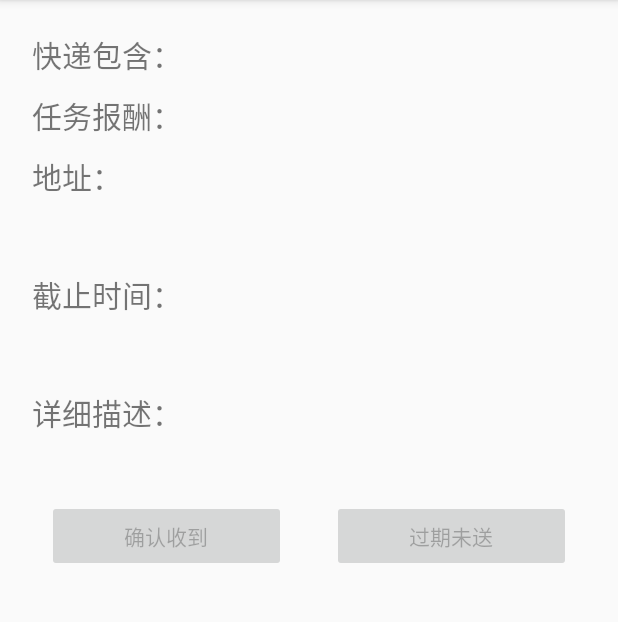
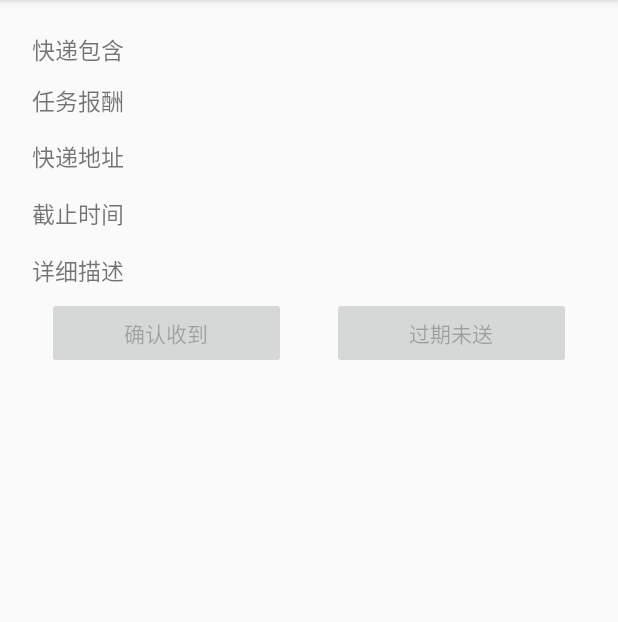
Before and after one commit to JamieTse/express, an Android app: the ViewDetailActivity screen opened directly, with no data from a screen before it, on a phone screen of 412 x 824 dp, the part 84-706 px from its top. Run offline under Robolectric (Android 15) with nearby library versions, the phone set to English and light mode, and no system bars; 10 statements that could not run were skipped.

Commit message:
jamie16.06.10

```diff
--- a/app/src/main/java/com/jamie/express/activities/ViewDetailActivity.java
+++ b/app/src/main/java/com/jamie/express/activities/ViewDetailActivity.java
@@ -91,7 +91,7 @@ public class ViewDetailActivity extends AppCompatActivity {
     }
 
     private void ownerInit() {
-        tvIsApplyer.setText("领取人：");
+        tvIsApplyer.setText("领取用户");
         btnLeft.setText("确认收到");
         btnRight.setText("过期未送");
         exID = args.getInt(UsedFields.ID);
@@ -127,7 +127,7 @@ public class ViewDetailActivity extends AppCompatActivity {
     }
 
     private void applyerInit() {
-        tvIsApplyer.setText("发布人：");
+        tvIsApplyer.setText("发布用户");
         showPersonBlock();
         btnLeft.setText("提醒确认");
         btnRight.setText("取消代领");
@@ -157,8 +157,8 @@ public class ViewDetailActivity extends AppCompatActivity {
         tvReward.setText(args.getString(UsedFields.DBApplyRecord._EX_REWARD));
         tvSubs.setText(args.getString(UsedFields.DBApplyRecord._EX_SUBSTANCE));
         tvApplyTime.setText(CommonFunction.formatDateTime(args.getString(UsedFields.DBApplyRecord.CREATE_TIME)));
-        tvName.setText(args.getString(UsedFields.DBApplyRecord._APPLYER_NAME));
-        ImageLoader.loadBitmap(RequestUrl.IMG_URL + args.getString(UsedFields.DBApplyRecord._APPLYER_ICON), new ImageLoader.BitmapCallback() {
+        tvName.setText(args.getString(UsedFields.DBApplyRecord._OWNER_NAME));
+        ImageLoader.loadBitmap(RequestUrl.IMG_URL + args.getString(UsedFields.DBApplyRecord._OWNER_ICON), new ImageLoader.BitmapCallback() {
             @Override
             public void onGotBitmap(Bitmap bitmap) {
                 ivHead.setImageBitmap(bitmap);
--- a/app/src/main/java/com/jamie/express/fragments/PostFragment.java
+++ b/app/src/main/java/com/jamie/express/fragments/PostFragment.java
@@ -114,7 +114,7 @@ public class PostFragment extends Fragment implements View.OnClickListener {
         initYear = calendar.get(Calendar.YEAR);
         initMonth = calendar.get(Calendar.MONTH);
         initDay = calendar.get(Calendar.DAY_OF_MONTH);
-        btnSetDate.setText(CommonFunction.formatDate(initYear, initMonth, initDay));
+        btnSetDate.setText(CommonFunction.formatDate(initYear, initMonth + 1, initDay));
         btnSetTime.setText(CommonFunction.formatTime(initHour, initMinute));
         btnDoPost.setOnClickListener(this);
         btnSetTime.setOnClickListener(this);
@@ -261,7 +261,7 @@ public class PostFragment extends Fragment implements View.OnClickListener {
                                 enableComponents();
                             }
                         }
-                    }.execute(etAddr.getText().toString().trim(), btnSetDate.getText().toString().trim() + " " + btnSetTime.getText().toString().trim(),
+                    }.execute(etAddr.getText().toString().trim(), CommonFunction.formatDateTime(initYear, initMonth + 1, initDay, initHour, initMinute),
                             etDescr.getText().toString().trim(), etReward.getText().toString().trim(), etSubst.getText().toString().trim());
                 } else {
                     Toast.makeText(getActivity().getApplicationContext(), R.string.input_empty, Toast.LENGTH_SHORT).show();
@@ -312,7 +312,7 @@ public class PostFragment extends Fragment implements View.OnClickListener {
 
         @Override
         public void onDateSet(DatePicker view, int year, int monthOfYear, int dayOfMonth) {
-            btnSetDate.setText(CommonFunction.formatDate(year, monthOfYear, dayOfMonth));
+            btnSetDate.setText(CommonFunction.formatDate(year, monthOfYear + 1, dayOfMonth));
             initYear = year;
             initMonth = monthOfYear;
             initDay = dayOfMonth;
--- a/app/src/main/res/layout/activity_view_detail.xml
+++ b/app/src/main/res/layout/activity_view_detail.xml
@@ -18,58 +18,73 @@
             android:id="@+id/avd_linear_applyer"
             android:layout_width="match_parent"
             android:layout_height="wrap_content"
+            android:layout_marginBottom="25dp"
             android:orientation="horizontal">
 
             <LinearLayout
-                android:layout_width="wrap_content"
+                android:layout_width="0dp"
                 android:layout_height="wrap_content"
                 android:layout_gravity="center_vertical"
+                android:layout_weight="1"
                 android:orientation="vertical">
 
                 <TextView
                     android:id="@+id/avd_tv_is_applyer"
                     android:layout_width="wrap_content"
                     android:layout_height="wrap_content"
-                    android:layout_margin="5dp"
-                    android:text="领取人："
-                    android:textSize="20dp" />
+                    android:layout_marginStart="5dp"
+                    android:text="领取用户"
+                    android:textSize="15sp" />
 
                 <TextView
                     android:id="@+id/avd_tv_name"
                     android:layout_width="wrap_content"
                     android:layout_height="wrap_content"
                     android:layout_marginStart="5dp"
-                    android:textSize="20dp" />
+                    android:layout_marginTop="20dp"
+                    android:textColor="@color/colorPrimary"
+                    android:textSize="20sp" />
             </LinearLayout>
 
+            <LinearLayout
+                android:layout_width="0dp"
+                android:layout_height="wrap_content"
+                android:layout_gravity="center_vertical"
+                android:layout_weight="2"
+                android:orientation="vertical">
             <ImageView
                 android:id="@+id/avd_img_head"
                 android:layout_width="100dp"
                 android:layout_height="100dp"
-                android:layout_gravity="end|center_vertical"
-                android:layout_margin="5dp"
+                android:layout_gravity="start|center_vertical"
+                android:layout_marginLeft="5dp"
                 android:src="@android:drawable/sym_def_app_icon" />
+            </LinearLayout>
         </LinearLayout>
 
         <LinearLayout
             android:id="@+id/avd_linear_apply_time"
             android:layout_width="match_parent"
             android:layout_height="wrap_content"
-            android:orientation="vertical">
+            android:orientation="horizontal">
 
             <TextView
-                android:layout_width="match_parent"
+                android:layout_width="0dp"
                 android:layout_height="wrap_content"
                 android:layout_margin="5dp"
-                android:text="领取时间："
-                android:textSize="20dp" />
+                android:layout_weight="1"
+                android:text="领取时间"
+                android:textSize="15sp" />
 
             <TextView
                 android:id="@+id/avd_tv_apply_time"
-                android:layout_width="match_parent"
+                android:layout_width="0dp"
                 android:layout_height="wrap_content"
+                android:layout_gravity="center_vertical"
                 android:layout_marginLeft="5dp"
-                android:textSize="20dp" />
+                android:layout_weight="2"
+                android:textColor="@color/colorPrimary"
+                android:textSize="20sp" />
         </LinearLayout>
 
         <LinearLayout
@@ -82,8 +97,8 @@
                 android:layout_height="wrap_content"
                 android:layout_margin="5dp"
                 android:layout_weight="1"
-                android:text="快递包含："
-                android:textSize="20dp" />
+                android:text="快递包含"
+                android:textSize="15sp" />
 
             <TextView
                 android:id="@+id/avd_tv_substance"
@@ -91,8 +106,9 @@
                 android:layout_height="wrap_content"
                 android:layout_gravity="center_vertical"
                 android:layout_marginLeft="5dp"
-                android:layout_weight="1"
-                android:textSize="20dp" />
+                android:layout_weight="2"
+                android:textColor="@color/colorPrimary"
+                android:textSize="20sp" />
         </LinearLayout>
 
         <LinearLayout
@@ -105,8 +121,8 @@
                 android:layout_height="wrap_content"
                 android:layout_margin="5dp"
                 android:layout_weight="1"
-                android:text="任务报酬："
-                android:textSize="20dp" />
+                android:text="任务报酬"
+                android:textSize="15sp" />
 
             <TextView
                 android:id="@+id/avd_tv_reward"
@@ -114,51 +130,79 @@
                 android:layout_height="wrap_content"
                 android:layout_gravity="center_vertical"
                 android:layout_marginLeft="5dp"
-                android:layout_weight="1"
-                android:textSize="20dp" />
+                android:layout_weight="2"
+                android:textColor="@color/colorPrimary"
+                android:textSize="20sp" />
         </LinearLayout>
 
-        <TextView
+        <LinearLayout
             android:layout_width="match_parent"
             android:layout_height="wrap_content"
+            android:orientation="horizontal">
+
+            <TextView
+                android:layout_width="0dp"
+                android:layout_height="wrap_content"
                 android:layout_margin="5dp"
-            android:text="地址："
-            android:textSize="20dp" />
+                android:layout_weight="1"
+                android:text="快递地址"
+                android:textSize="15sp" />
 
             <TextView
                 android:id="@+id/avd_tv_addr"
+                android:layout_width="0dp"
+                android:layout_height="wrap_content"
+                android:layout_margin="5dp"
+                android:layout_weight="2"
+                android:textColor="@color/colorPrimary"
+                android:textSize="20sp" />
+        </LinearLayout>
+
+        <LinearLayout
             android:layout_width="match_parent"
             android:layout_height="wrap_content"
-            android:layout_margin="5dp"
-            android:textSize="20dp" />
+            android:orientation="horizontal">
 
             <TextView
-            android:layout_width="match_parent"
+                android:layout_width="0dp"
                 android:layout_height="wrap_content"
                 android:layout_margin="5dp"
-            android:text="截止时间："
-            android:textSize="20dp" />
+                android:layout_weight="1"
+                android:text="截止时间"
+                android:textSize="15sp" />
 
             <TextView
                 android:id="@+id/avd_tv_deadline"
+                android:layout_width="0dp"
+                android:layout_height="wrap_content"
+                android:layout_margin="5dp"
+                android:layout_weight="2"
+                android:textColor="@color/colorPrimary"
+                android:textSize="20sp" />
+        </LinearLayout>
+
+        <LinearLayout
             android:layout_width="match_parent"
             android:layout_height="wrap_content"
-            android:layout_margin="5dp"
-            android:textSize="20dp" />
+            android:orientation="horizontal">
 
             <TextView
-            android:layout_width="match_parent"
+                android:layout_width="0dp"
                 android:layout_height="wrap_content"
                 android:layout_margin="5dp"
-            android:text="详细描述："
-            android:textSize="20dp" />
+                android:layout_weight="1"
+                android:text="详细描述"
+                android:textSize="15sp" />
 
             <TextView
                 android:id="@+id/avd_tv_description"
-            android:layout_width="match_parent"
+                android:layout_width="0dp"
                 android:layout_height="wrap_content"
                 android:layout_margin="5dp"
-            android:textSize="20dp" />
+                android:layout_weight="2"
+                android:textColor="@color/colorPrimary"
+                android:textSize="20sp" />
+        </LinearLayout>
 
         <LinearLayout
             android:layout_width="match_parent"
```
Also changed, not shown: app/src/main/java/com/jamie/express/activities/ViewExpressageActivity.java (+7 -3 lines), app/src/main/java/com/jamie/express/receivers/PushReceiver.java (+72 -13 lines), app/src/main/java/com/jamie/express/utils/CommonFunction.java (+14 -0 lines), app/src/main/java/com/jamie/express/utils/RequestUrl.java (+4 -4 lines), app/src/main/res/layout/activity_view_expressage.xml (+72 -36 lines). Lines whose indentation alone changed are shown as unchanged.
